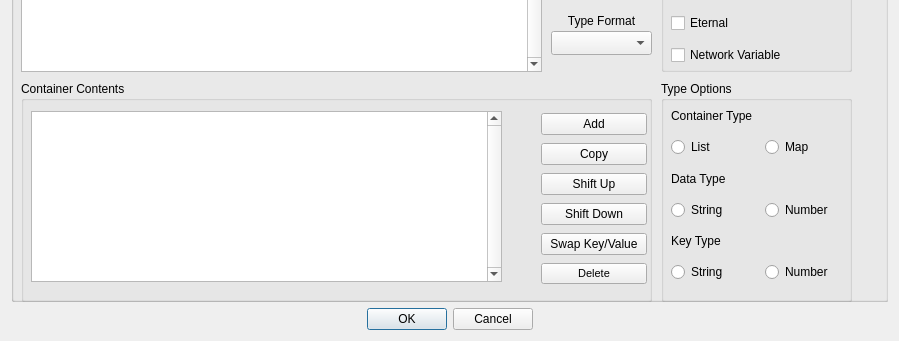
First picture: the form in qtfred/ui/VariableDialog.ui, repository scp-fs2open/fs2open.github.com, before the edit; both pictures show x 0 to 899 and y 370 to 711 of the 899 by 711 pixel window.
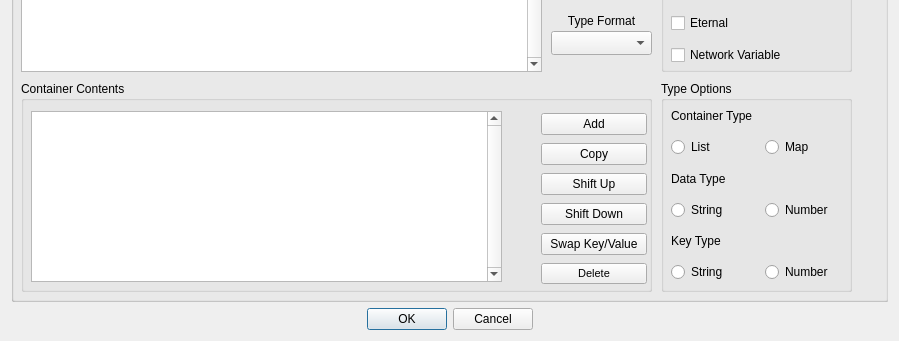
Second picture: the form after the edit.

```diff
--- a/qtfred/ui/VariableDialog.ui
+++ b/qtfred/ui/VariableDialog.ui
@@ -235,7 +235,7 @@
            <x>10</x>
            <y>210</y>
            <width>631</width>
-           <height>221</height>
+           <height>211</height>
           </rect>
          </property>
          <property name="title">
@@ -439,7 +439,7 @@
            <x>650</x>
            <y>210</y>
            <width>191</width>
-           <height>221</height>
+           <height>211</height>
           </rect>
          </property>
          <property name="title">
```
